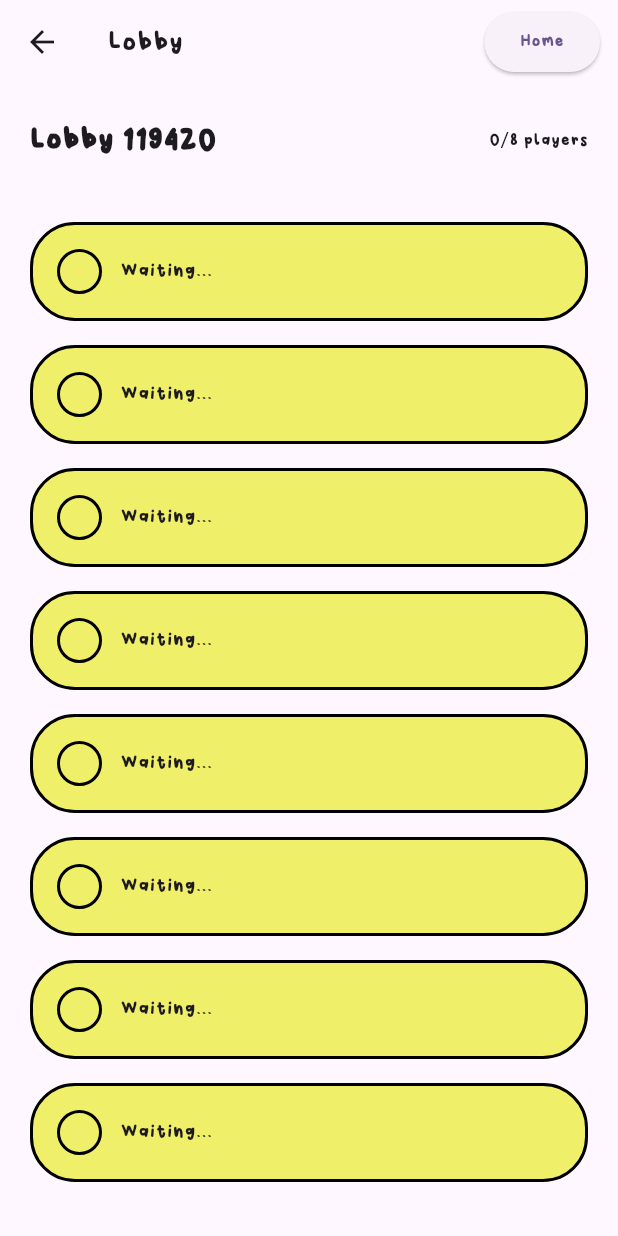
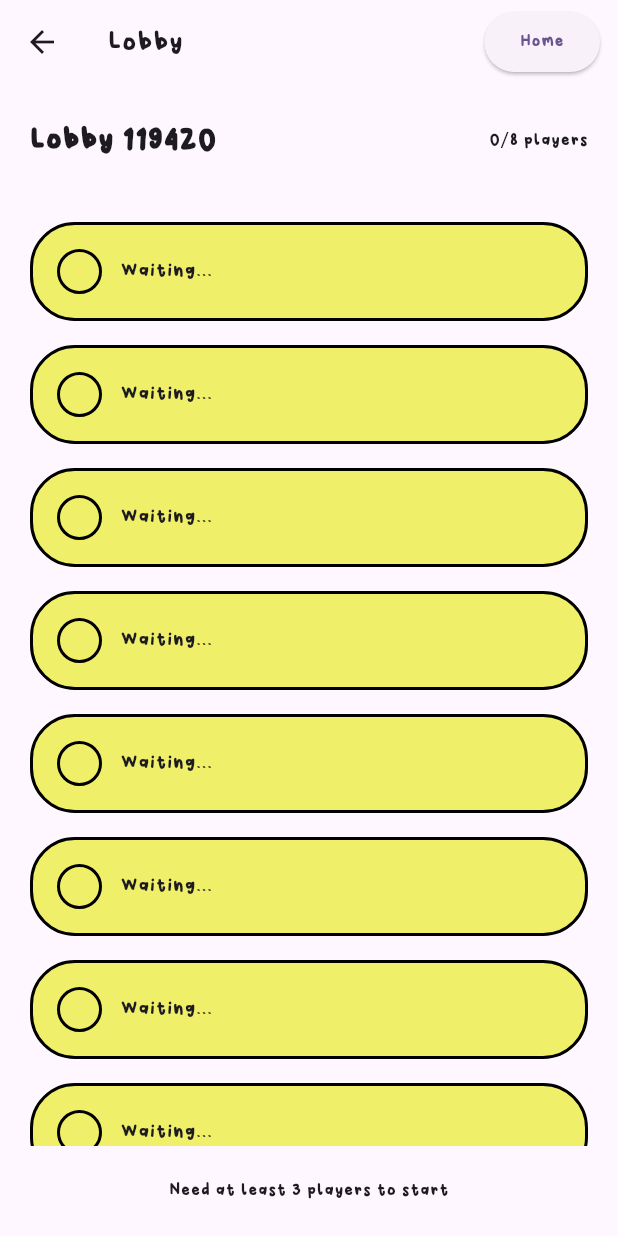
Before and after one commit to FernandoLpz0911/UICSparkhacks2026, a Flutter app: the screen it shows after launch, after a tap on an icon or button, on a phone screen of 412 x 824 dp. Run offline on Flutter 3.47's test engine with Material 3 defaults, Android fonts, the phone set to English and light mode, and no system bars; our stand-ins replace cloud_firestore, firebase_auth, firebase_core, google_fonts, google_generative_ai; accounts and stored records are empty.

Commit message:
added actual start game functionality

```diff
--- a/app/lib/screens/lobby.dart
+++ b/app/lib/screens/lobby.dart
@@ -2,6 +2,7 @@ import 'package:flutter/material.dart';
 import 'package:app/widgets/navigate.dart';
 import 'package:app/main.dart';
 import 'package:app/services/firebase_firestore.dart';
+import 'package:app/screens/writing.dart';
 import 'package:cloud_firestore/cloud_firestore.dart';
 
 class Lobby extends StatefulWidget {
@@ -15,6 +16,29 @@ class Lobby extends StatefulWidget {
 
 class _LobbyState extends State<Lobby> {
   final FirestoreService _firestoreService = FirestoreService();
+
+  // Logic to handle game start
+  Future<void> _startGame() async {
+    try {
+
+      /// set the roles of the game
+      await _firestoreService.assignRolesAndGenres(
+        lobbyCode: widget.lobbyCode,
+        mainGenre: "Horror",
+        impostorGenre: "Comedy",
+      );
+
+      // 60 seconds on the clock starts at this point
+      await _firestoreService.startWriting(widget.lobbyCode);
+
+    } catch (e) {
+      if (mounted) {
+        ScaffoldMessenger.of(context).showSnackBar(
+          SnackBar(content: Text("Error starting game: $e")),
+        );
+      }
+    }
+  }
 
   @override
   Widget build(BuildContext context) {
@@ -31,28 +55,44 @@ class _LobbyState extends State<Lobby> {
           ),
         ],
       ),
-      body: Padding(
-        padding: const EdgeInsets.all(20),
-        child: Column(
-          children: [
-            // StreamBuilder listens to the specific lobby's players sub-collection
-            StreamBuilder<QuerySnapshot>(
-              stream: _firestoreService.listenToPlayers(widget.lobbyCode),
-              builder: (context, snapshot) {
-                if (snapshot.hasError) {
-                  return const Center(child: Text('Something went wrong'));
+      body: StreamBuilder<DocumentSnapshot>(
+
+        /// Listen to the main lobby doc to check the game phase
+        stream: FirebaseFirestore.instance
+            .collection('ServerLobby')
+            .doc(widget.lobbyCode.toString())
+            .snapshots(),
+        builder: (context, lobbySnapshot) {
+          if (!lobbySnapshot.hasData) return const Center(child: CircularProgressIndicator());
+
+          final lobbyData = lobbySnapshot.data!.data() as Map<String, dynamic>;
+          final String phase = lobbyData['PlayerPhase'] ?? 'waiting';
+
+          /// Auto-navigate to Writing Screen if the phase changes to 'writing'
+          if (phase == 'writing') {
+            WidgetsBinding.instance.addPostFrameCallback((_) {
+              Navigator.pushReplacement(
+                context,
+                MaterialPageRoute(
+                  builder: (context) => WriteStory(
+                    genre: "Check your role!", // Ideally fetched from player sub-collection
+                    lobbyCode: widget.lobbyCode.toString(),
+                  ),
+                ),
+              );
+            });
           }
 
-                if (snapshot.connectionState == ConnectionState.waiting) {
-                  return const Center(child: CircularProgressIndicator());
-                }
+          return StreamBuilder<QuerySnapshot>(
+            stream: _firestoreService.listenToPlayers(widget.lobbyCode),
+            builder: (context, playerSnapshot) {
+              if (!playerSnapshot.hasData) return const SizedBox.shrink();
 
-                // Map database documents to a list of names
-                final players = snapshot.data!.docs
-                    .map((doc) => doc['name'] as String)
-                    .toList();
+              final players = playerSnapshot.data!.docs;
+              final playerNames = players.map((doc) => doc['name'] as String).toList();
 
-                return Expanded(
+              return Padding(
+                padding: const EdgeInsets.all(20),
                 child: Column(
                   children: [
                     Row(
@@ -60,32 +100,42 @@ class _LobbyState extends State<Lobby> {
                       children: [
                         Text(
                           'Lobby ${widget.lobbyCode}',
-                            style: const TextStyle(
-                              fontSize: 24,
-                              fontWeight: FontWeight.bold,
+                          style: const TextStyle(fontSize: 24, fontWeight: FontWeight.bold),
                         ),
-                          ),
-                          Text('${players.length}/8 players'),
+                        Text('${playerNames.length}/8 players'),
                       ],
                     ),
                     const SizedBox(height: 30),
                     Expanded(
                       child: ListView(
                         children: List.generate(8, (index) {
-                            if (index < players.length) {
-                              return playerSlot(players[index]);
+                          if (index < playerNames.length) {
+                            return playerSlot(playerNames[index]);
                           }
-                            return playerSlot(null); // Empty slot
+                          return playerSlot(null);
                         }),
                       ),
                     ),
+                    const SizedBox(height: 20),
+
+                    /// START GAME BUTTON (Visible for testing; ideally restricted to host)
+                    if (playerNames.length >= 3) // Game requires at least 3 players
+                      ElevatedButton(
+                        style: ElevatedButton.styleFrom(
+                          backgroundColor: Colors.orange,
+                          minimumSize: const Size(double.infinity, 60),
+                        ),
+                        onPressed: _startGame,
+                        child: const Text("START GAME", style: TextStyle(fontSize: 20, color: Colors.white)),
+                      )
+                    else
+                      const Text("Need at least 3 players to start"),
                   ],
                 ),
               );
             },
-            ),
-          ],
-        ),
+          );
+        },
       ),
     );
   }
@@ -102,18 +152,11 @@ class _LobbyState extends State<Lobby> {
       child: Row(
         children: [
           Container(
-            width: 30,
-            height: 30,
-            decoration: BoxDecoration(
-              shape: BoxShape.circle,
-              border: Border.all(color: Colors.black, width: 2),
-            ),
+            width: 30, height: 30,
+            decoration: BoxDecoration(shape: BoxShape.circle, border: Border.all(color: Colors.black, width: 2)),
           ),
           const SizedBox(width: 12),
-          Text(
-            name ?? 'Waiting...',
-            style: const TextStyle(fontSize: 16),
-          ),
+          Text(name ?? 'Waiting...', style: const TextStyle(fontSize: 16)),
         ],
       ),
     );
```
Lines whose indentation alone changed are shown as unchanged.
